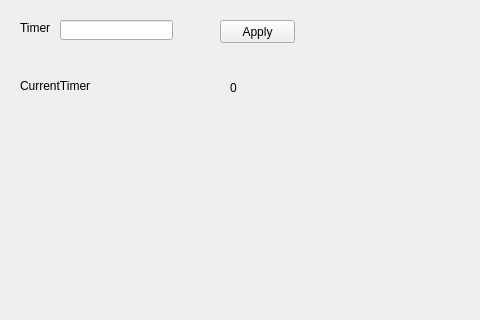
This is ksu_hm/UI/Window.ui in lookau1004/KSU_HM as Qt 5 draws it before an edit; both pictures show x 0 to 480 and y 0 to 320 of the 800 by 600 pixel window. The edited form follows.
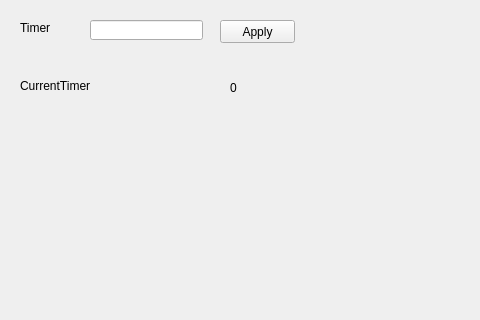
This is the edited form.

Diff of the .ui file:
```diff
--- a/ksu_hm/UI/Window.ui
+++ b/ksu_hm/UI/Window.ui
@@ -69,7 +69,7 @@
    <widget class="QLineEdit" name="WinTimerTxt">
     <property name="geometry">
      <rect>
-      <x>60</x>
+      <x>90</x>
       <y>20</y>
       <width>113</width>
       <height>20</height>
```
